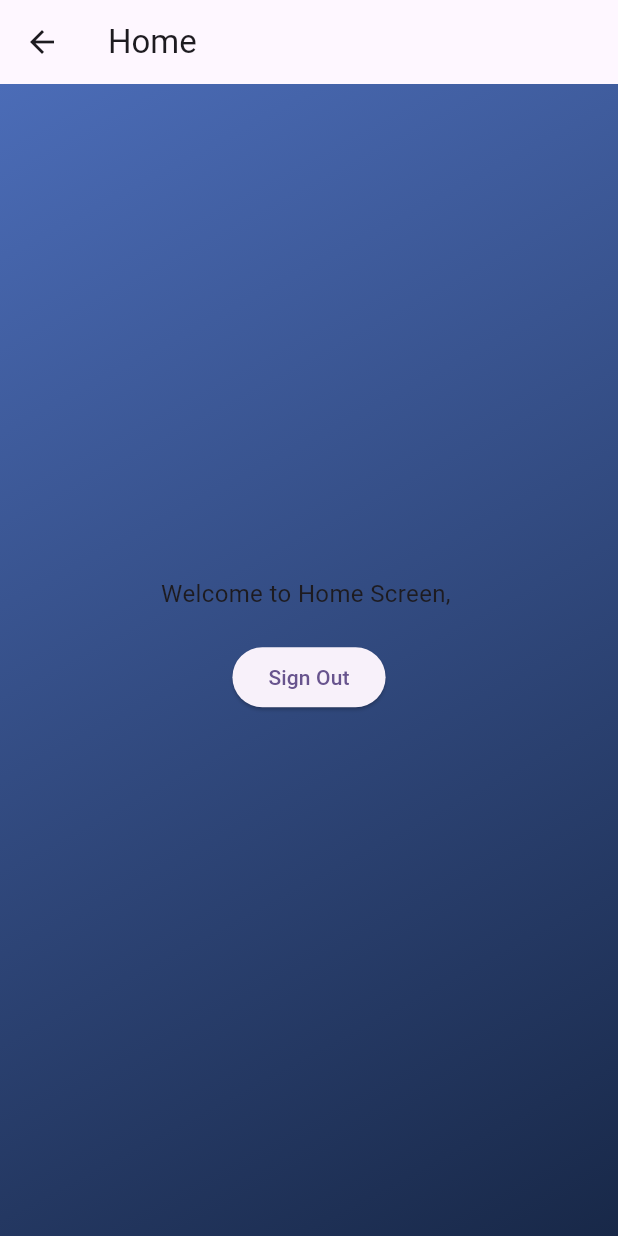
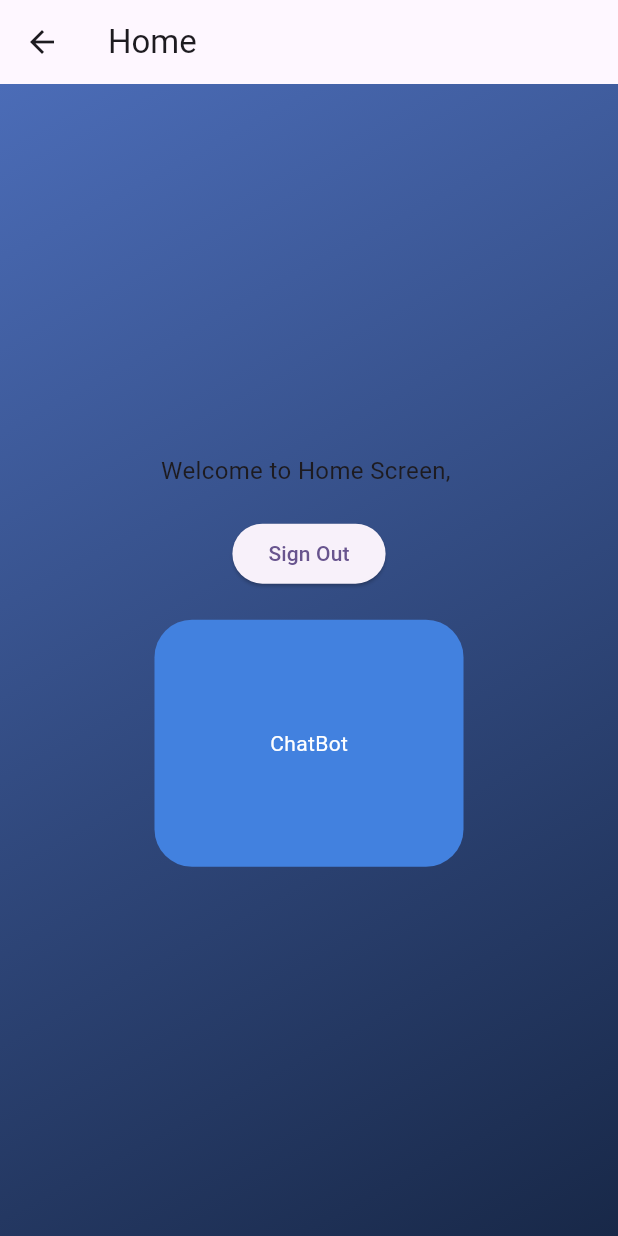
Before and after one commit to IshaK03/LY-Proj, a Flutter app: the HomeScreen screen opened directly, on a phone screen of 412 x 824 dp. Run offline on Flutter 3.47's test engine with Material 3 defaults, Android fonts, the light colour scheme and no system bars; our stand-ins replace firebase_auth, firebase_core; accounts and stored records are empty.

Commit message:
Added Chatbot UI

```diff
--- /dev/null
+++ b/frontend/lib/models/message.dart
@@ -0,0 +1,5 @@
+class Message {
+  final String text;
+  final bool isUser;
+  Message({required this.text, required this.isUser});
+}
--- a/frontend/lib/pages/home.dart
+++ b/frontend/lib/pages/home.dart
@@ -1,5 +1,6 @@
 import 'package:flutter/material.dart';
 import 'package:firebase_auth/firebase_auth.dart';
+import 'package:frontend/pages/chatpage.dart';
 import 'package:frontend/pages/signUp.dart';
 
 class HomeScreen extends StatelessWidget {
@@ -15,7 +16,6 @@ class HomeScreen extends StatelessWidget {
       body: Container(
         width: MediaQuery.of(context).size.width,
         height: MediaQuery.of(context).size.height,
-
         decoration: const BoxDecoration(
           gradient: LinearGradient(
             colors: [Color(0xff4b6cb7), Color(0xff182848)],
@@ -45,7 +45,31 @@ class HomeScreen extends StatelessWidget {
               },
               child: const Text('Sign Out'),
             ),
+
             const SizedBox(height: 20),
+            InkWell(
+              onTap: () {
+                Navigator.of(context).push(
+                  MaterialPageRoute(
+                    builder: (context) => const ChatApp(),
+                  ),
+                );
+              },
+              child: Container(
+                width: MediaQuery.of(context).size.width * 0.5,
+                height: MediaQuery.of(context).size.height * 0.2,
+                decoration: BoxDecoration(
+                    color: const Color.fromARGB(255, 66, 129, 223),
+                    borderRadius: BorderRadius.circular(25)),
+                child: const Align(
+                  alignment: Alignment.center,
+                  child: Text(
+                    "ChatBot",
+                    style: TextStyle(color: Colors.white),
+                  ),
+                ),
+              ),
+            )
           ],
         ),
       ),
--- /dev/null
+++ b/frontend/lib/providers/chatprovider.dart
@@ -0,0 +1,13 @@
+import 'package:flutter/material.dart';
+import 'package:frontend/models/message.dart';
+
+class ChatProvider extends ChangeNotifier {
+  List<Message> _messages = [];
+
+  List<Message> get messages => _messages;
+
+  void addMessage(String message, bool isUser) {
+    _messages.add(Message(text: message, isUser: isUser));
+    notifyListeners();
+  }
+}
```
Also changed, not shown: frontend/lib/main.dart (+11 -2 lines), frontend/lib/pages/chatpage.dart (added, +112 -0 lines), frontend/lib/pages/signIn.dart (+20 -7 lines), frontend/pubspec.yaml (+50 -52 lines), frontend/pubspec.lock.
